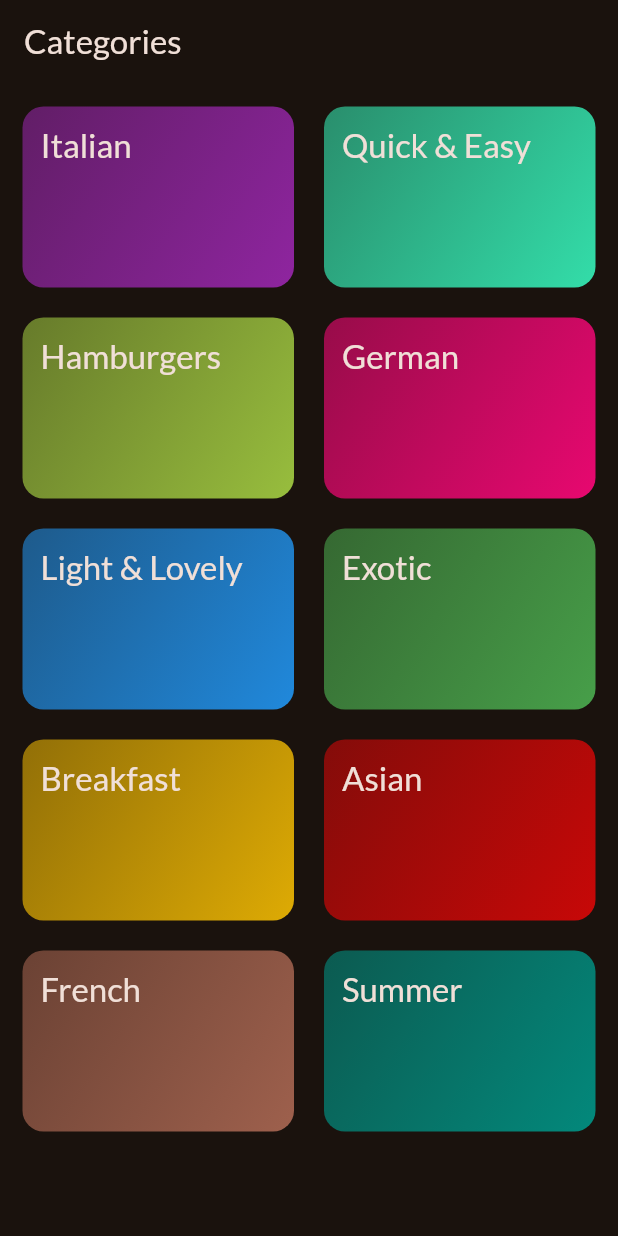
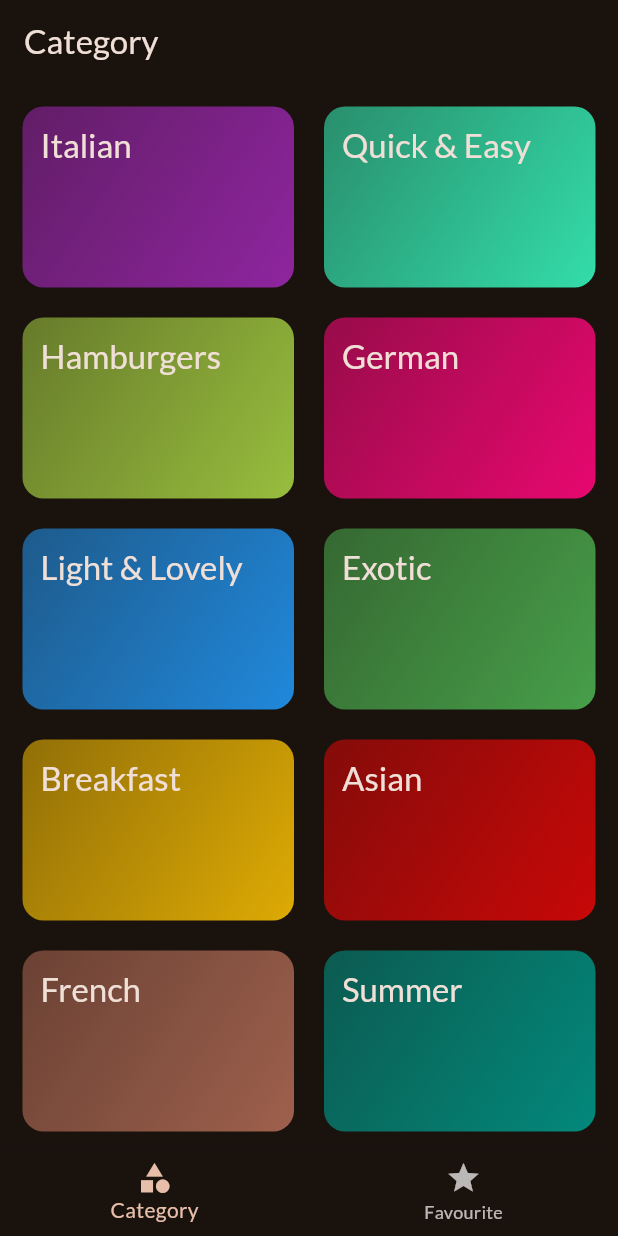
Before and after one commit to MuhammadAhmadd1/recipe-app, a Flutter app: the screen it shows after launch, on a phone screen of 412 x 824 dp. Run offline on Flutter 3.47's test engine with Material 3 defaults, Android fonts, the phone set to English and light mode, and no system bars; our stand-ins replace google_fonts, transparent_image.

Commit message:
BottomNavigatioBar & toggleFavouriteMealStatus

```diff
--- a/lib/main.dart
+++ b/lib/main.dart
@@ -1,6 +1,6 @@
 import 'package:flutter/material.dart';
 import 'package:google_fonts/google_fonts.dart';
-import 'package:meals/screens/category_screen.dart';
+import 'package:meals/screens/tabs_screen.dart';
 
 final theme = ThemeData(
   useMaterial3: true,
@@ -22,7 +22,7 @@ class App extends StatelessWidget {
   Widget build(BuildContext context) {
     return MaterialApp(
       theme: theme,
-      home: CategoryScreen(),
+      home: TabsScreen(),
     );
   }
 }
--- a/lib/screens/category_screen.dart
+++ b/lib/screens/category_screen.dart
@@ -2,34 +2,32 @@
 import 'package:flutter/material.dart';
 import 'package:meals/data/dummy_data.dart';
 import 'package:meals/models/category.dart';
+import 'package:meals/models/meal_structure.dart';
 import 'package:meals/screens/meals_screen.dart';
 import 'package:meals/widgets/category_grid_items.dart';
 
 class CategoryScreen extends StatelessWidget {
-  const CategoryScreen({super.key});
+  const CategoryScreen({super.key, required this.onToggelFavourite});
+  final void Function(MealStructure meal) onToggelFavourite;
 
   void _selectScreen(BuildContext context, Category category) {
     final filteredMealList = dummyMeals
         .where((meal) => meal.categories.contains(category.id))
         .toList();
-    Navigator.of(context).push(MaterialPageRoute(
-        builder: (ctx) =>
-            MealsScreen(title: category.title, meal: filteredMealList)));
+    Navigator.of(context).push(
+      MaterialPageRoute(
+        builder: (ctx) => MealsScreen(
+          title: category.title,
+          meal: filteredMealList,
+          onToggelFavourite: onToggelFavourite,
+        ),
+      ),
+    );
   }
 
   @override
   Widget build(BuildContext context) {
-    return Scaffold(
-      appBar: AppBar(
-        title: Text(
-          'Categories',
-          style: Theme.of(context)
-              .textTheme
-              .titleLarge!
-              .copyWith(color: Theme.of(context).colorScheme.onSurface),
-        ),
-      ),
-      body: GridView(
+    return GridView(
       padding: EdgeInsets.all(15),
       gridDelegate: SliverGridDelegateWithFixedCrossAxisCount(
         crossAxisCount: 2,
@@ -47,7 +45,6 @@ class CategoryScreen extends StatelessWidget {
             },
           )
       ],
-      ),
     );
   }
 }
--- /dev/null
+++ b/lib/screens/tabs_screen.dart
@@ -0,0 +1,78 @@
+import 'package:flutter/material.dart';
+import 'package:meals/models/meal_structure.dart';
+import 'package:meals/screens/category_screen.dart';
+import 'package:meals/screens/meals_screen.dart';
+
+class TabsScreen extends StatefulWidget {
+  const TabsScreen({super.key});
+
+  @override
+  State<TabsScreen> createState() => _TabsScreenState();
+}
+
+class _TabsScreenState extends State<TabsScreen> {
+  int _selectPageIndex = 0;
+  final List<MealStructure> _isFavourite = [];
+
+  void _showInfoMessage(String message) {
+    ScaffoldMessenger.of(context).clearSnackBars();
+    ScaffoldMessenger.of(context).showSnackBar(
+      SnackBar(
+        content: Text(message),
+        duration: Duration(seconds: 1),
+      ),
+    );
+  }
+
+  void _toggleFavouriteMealStatus(MealStructure meal) {
+    final isExisting = _isFavourite.contains(meal);
+    if (isExisting) {
+      setState(() {
+        _isFavourite.remove(meal);
+      });
+      _showInfoMessage('Unmarked As Favourite!');
+    } else {
+      setState(() {
+        _isFavourite.add(meal);
+      });
+      _showInfoMessage('Marked As Favourite!');
+    }
+  }
+
+  void selectPage(int index) {
+    setState(() {
+      _selectPageIndex = index;
+    });
+  }
+
+  @override
+  Widget build(BuildContext context) {
+    Widget activePage = CategoryScreen(
+      onToggelFavourite: _toggleFavouriteMealStatus,
+    );
+    var activePageTitle = 'Category';
+
+    if (_selectPageIndex == 1) {
+      activePage = MealsScreen(
+        meal: _isFavourite,
+        onToggelFavourite: _toggleFavouriteMealStatus,
+      );
+      activePageTitle = 'Favourite';
+    }
+    return Scaffold(
+      appBar: AppBar(
+        title: Text(activePageTitle),
+      ),
+      body: activePage,
+      bottomNavigationBar: BottomNavigationBar(
+        onTap: selectPage,
+        currentIndex: _selectPageIndex,
+        items: [
+          BottomNavigationBarItem(
+              icon: Icon(Icons.category), label: 'Category'),
+          BottomNavigationBarItem(icon: Icon(Icons.star), label: 'Favourite'),
+        ],
+      ),
+    );
+  }
+}
```
Also changed, not shown: lib/screens/meals_detail_screen.dart (+14 -1 lines), lib/screens/meals_screen.dart (+19 -4 lines), 4 other files. Lines whose indentation alone changed are shown as unchanged.
